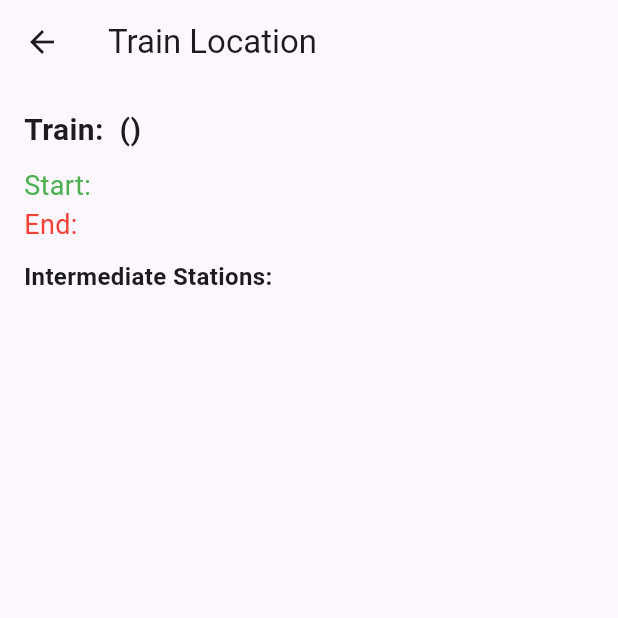
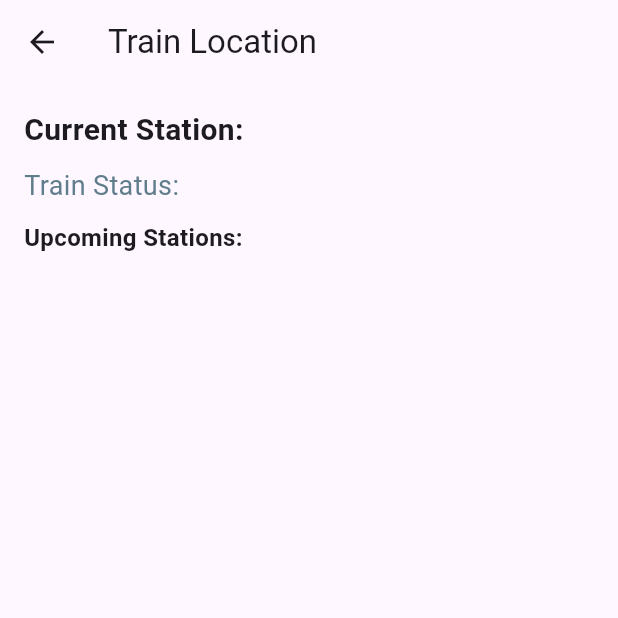
Before and after one commit to GouriiNandanaa/medi_trainn, a Flutter app: the PrintingLocationPage screen opened directly with empty values, on a phone screen of 412 x 824 dp, the top half of it. Run offline on Flutter 3.47's test engine with Material 3 defaults, Android fonts, the light colour scheme and no system bars; our stand-ins replace shared_preferences; accounts and stored records are empty.

Commit message:
Added remaining code

```diff
--- a/lib/main.dart
+++ b/lib/main.dart
@@ -21,6 +21,7 @@ class MyApp extends StatelessWidget {
   @override
   Widget build(BuildContext context) {
     return MaterialApp(
+      debugShowCheckedModeBanner: false,
       title: 'MediTrain',
       theme: ThemeData(
         colorScheme: ColorScheme.fromSeed(seedColor: Colors.deepPurple),
--- a/lib/models/train_station_model.dart
+++ b/lib/models/train_station_model.dart
@@ -1,42 +1,23 @@
 class TrainStationModel {
-  final String trainNumber;
-  final String trainName;
-  final String origin;
-  final String destination;
-  final String stationFrom;
-  final String stationTo;
-  final String runningOn;
-  final List<String> journeyClasses;
-  final List<String> trainType;
-  final List<Station> schedule;
+  final String currentStation;
+  final bool terminated;
+  final String trainStatusMessage;
+  final List<Station> stations;
 
   TrainStationModel({
-    required this.trainNumber,
-    required this.trainName,
-    required this.origin,
-    required this.destination,
-    required this.stationFrom,
-    required this.stationTo,
-    required this.runningOn,
-    required this.journeyClasses,
-    required this.trainType,
-    required this.schedule,
+    required this.currentStation,
+    required this.terminated,
+    required this.trainStatusMessage,
+    required this.stations,
   });
 
-  // Factory method to create an instance from JSON
   factory TrainStationModel.fromJson(Map<String, dynamic> json) {
     return TrainStationModel(
-      trainNumber: json['trainNumber'],
-      trainName: json['trainName'],
-      origin: json['origin'],
-      destination: json['destination'],
-      stationFrom: json['stationFrom'],
-      stationTo: json['stationTo'],
-      runningOn: json['runningOn'],
-      journeyClasses: List<String>.from(json['journeyClasses']),
-      trainType: List<String>.from(json['train_type']),
-      schedule: (json['schedule'] as List)
-          .map((stationJson) => Station.fromJson(stationJson))
+      currentStation: json["current_station"],
+      terminated: json["terminated"],
+      trainStatusMessage: json["train_status_message"],
+      stations: (json["stations"] as List)
+          .map((station) => Station.fromJson(station))
           .toList(),
     );
   }
@@ -47,39 +28,29 @@ class Station {
   final String stationName;
   final String arrivalTime;
   final String departureTime;
-  final String routeNumber;
-  final String haltTime;
-  final String distance;
-  final int dayCount;
-  final int stnSerialNumber;
-  final bool boardingDisabled;
+  final int expectedPlatform;
+  final String actualArrivalTime;
+  final String actualDepartureTime;
 
   Station({
     required this.stationCode,
     required this.stationName,
     required this.arrivalTime,
     required this.departureTime,
-    required this.routeNumber,
-    required this.haltTime,
-    required this.distance,
-    required this.dayCount,
-    required this.stnSerialNumber,
-    required this.boardingDisabled,
+    required this.expectedPlatform,
+    required this.actualArrivalTime,
+    required this.actualDepartureTime,
   });
 
-  // Factory method to create an instance from JSON
   factory Station.fromJson(Map<String, dynamic> json) {
     return Station(
-      stationCode: json['stationCode'],
-      stationName: json['stationName'],
-      arrivalTime: json['arrivalTime'],
-      departureTime: json['departureTime'],
-      routeNumber: json['routeNumber'],
-      haltTime: json['haltTime'],
-      distance: json['distance'],
-      dayCount: int.parse(json['dayCount']),
-      stnSerialNumber: int.parse(json['stnSerialNumber']),
-      boardingDisabled: json['boardingDisabled'].toString().toLowerCase() == 'true',
+      stationCode: json["stationCode"],
+      stationName: json["stationName"],
+      arrivalTime: json["arrivalTime"],
+      departureTime: json["departureTime"],
+      expectedPlatform: json["expected_platform"],
+      actualArrivalTime: json["actual_arrival_time"],
+      actualDepartureTime: json["actual_departure_time"],
     );
   }
 }
--- a/lib/smart_pnr/printing_location_page.dart
+++ b/lib/smart_pnr/printing_location_page.dart
@@ -1,6 +1,6 @@
 import 'package:flutter/material.dart';
+import 'package:intl/intl.dart';
 import '../models/train_station_model.dart';
-import 'package:intl/intl.dart';
 
 class PrintingLocationPage extends StatelessWidget {
   final TrainStationModel train;
@@ -9,36 +9,27 @@ class PrintingLocationPage extends StatelessWidget {
 
   @override
   Widget build(BuildContext context) {
-    // Get current date and time
     DateTime now = DateTime.now();
-    print("\n\nCurrent Time: ${DateFormat('yyyy-MM-dd HH:mm').format(now)}");
-
     int nextIndex = -1;
     DateTime? nextArrivalTime;
 
-    for (int i = 0; i < train.schedule.length; i++) {
-      String arrival = train.schedule[i].arrivalTime;
-      int stationDay = train.schedule[i].dayCount; // Get station day count
+    for (int i = 0; i < train.stations.length; i++) {
+      String arrival = train.stations[i].arrivalTime;
 
       if (arrival != "--") {
         try {
-          // Parse arrival time correctly
           List<String> timeParts = arrival.split(':');
           int hour = int.parse(timeParts[0]);
           int minute = int.parse(timeParts[1]);
 
-          // Create station arrival time with correct day
           DateTime stationArrival = DateTime(
             now.year,
             now.month,
-            now.day + (stationDay - 1), // Adjust for multi-day journeys
+            now.day,
             hour,
             minute,
           );
 
-          print("Checking: ${train.schedule[i].stationName}, Arrival: ${DateFormat('yyyy-MM-dd HH:mm').format(stationArrival)}");
-
-          // Find the closest station after the current time
           if (stationArrival.isAfter(now)) {
             if (nextArrivalTime == null || stationArrival.isBefore(nextArrivalTime)) {
               nextIndex = i;
@@ -46,12 +37,10 @@ class PrintingLocationPage extends StatelessWidget {
             }
           }
         } catch (e) {
-          print("Error parsing time for ${train.schedule[i].stationName}: $e");
+          print("Error parsing time for ${train.stations[i].stationName}: $e");
         }
       }
     }
-
-    print("Next station index: $nextIndex");
 
     return Scaffold(
       appBar: AppBar(title: Text("Train Location")),
@@ -61,41 +50,37 @@ class PrintingLocationPage extends StatelessWidget {
           crossAxisAlignment: CrossAxisAlignment.start,
           children: [
             Text(
-              "Train: ${train.trainName} (${train.trainNumber})",
+              "Current Station: ${train.currentStation}",
               style: TextStyle(fontSize: 20, fontWeight: FontWeight.bold),
             ),
             SizedBox(height: 10),
             Text(
-              "Start: ${train.origin}",
-              style: TextStyle(fontSize: 18, color: Colors.green),
-            ),
-            Text(
-              "End: ${train.destination}",
-              style: TextStyle(fontSize: 18, color: Colors.red),
+              "Train Status: ${train.trainStatusMessage}",
+              style: TextStyle(fontSize: 18, color: Colors.blueGrey),
             ),
             SizedBox(height: 10),
-            Text("Intermediate Stations:", style: TextStyle(fontSize: 16, fontWeight: FontWeight.bold)),
+            Text("Upcoming Stations:", style: TextStyle(fontSize: 16, fontWeight: FontWeight.bold)),
             Expanded(
               child: ListView.builder(
-                itemCount: train.schedule.length,
+                itemCount: train.stations.length,
                 itemBuilder: (context, index) {
-                  final station = train.schedule[index];
-
-                  // Check if this is the next stopping station
+                  final station = train.stations[index];
                   bool isNextStation = index == nextIndex;
 
                   return ListTile(
                     title: Text(
-                      station.stationName,
+                      "${station.stationName} (${station.stationCode})",
                       style: TextStyle(
-                        color: isNextStation ? Colors.orange : Colors.black, // Highlight next station
+                        color: isNextStation ? Colors.orange : Colors.black,
                         fontWeight: isNextStation ? FontWeight.bold : FontWeight.normal,
                       ),
                     ),
-                    subtitle: Text("Arrival: ${station.arrivalTime} | Departure: ${station.departureTime}"),
+                    subtitle: Text(
+                      "Arrival: ${station.actualArrivalTime} | Departure: ${station.actualDepartureTime}\nPlatform: ${station.expectedPlatform}",
+                    ),
                     leading: Icon(
                       Icons.train,
-                      color: isNextStation ? Colors.orange : Colors.grey, // Highlight train icon
+                      color: isNextStation ? Colors.orange : Colors.grey,
                     ),
                   );
                 },
```
Also changed, not shown: lib/smart_pnr/smart_pnr_service.dart (+6 -3 lines), lib/smart_pnr/smart_pnr_tracker_page.dart (+25 -22 lines).
